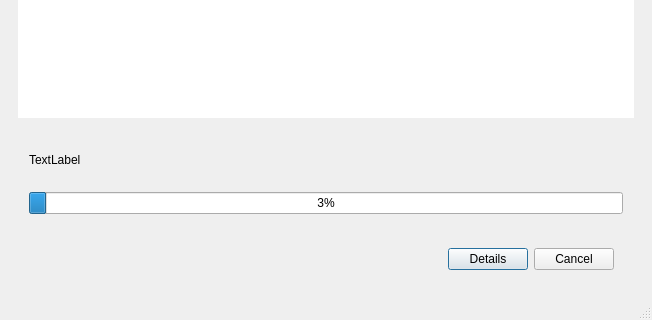
Old version of the form designer/pybombs_main.ui in the repository NinjaComics/pybombs-qtgui; both pictures show x 0 to 652 and y 206 to 526 of the 652 by 526 pixel window.
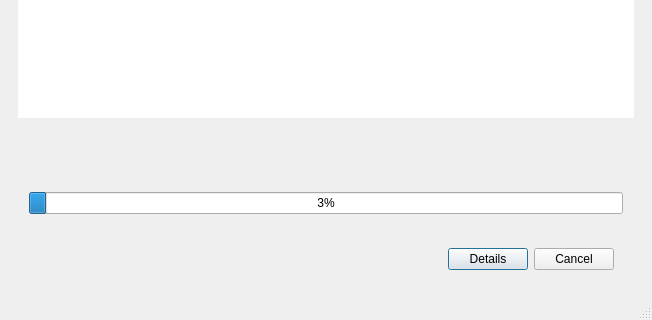
New version of the form.

Patch:
```diff
--- a/designer/pybombs_main.ui
+++ b/designer/pybombs_main.ui
@@ -319,7 +319,7 @@
        <item>
         <widget class="QLabel" name="label_3">
          <property name="text">
-          <string>TextLabel</string>
+          <string/>
          </property>
         </widget>
        </item>
```
Left out of the diff: 2 changed lines with no effect on the pictures.
